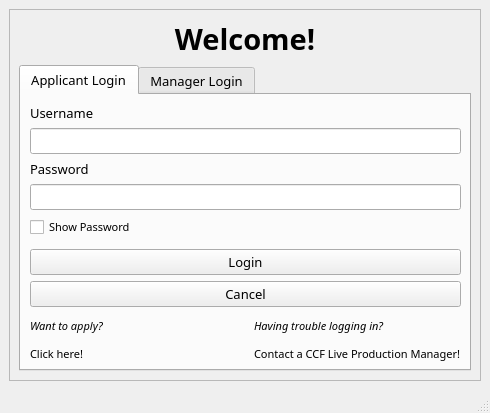
Above: ui/login.ui from nikeyys/comsci-ia before the change. Below: the same form after it.
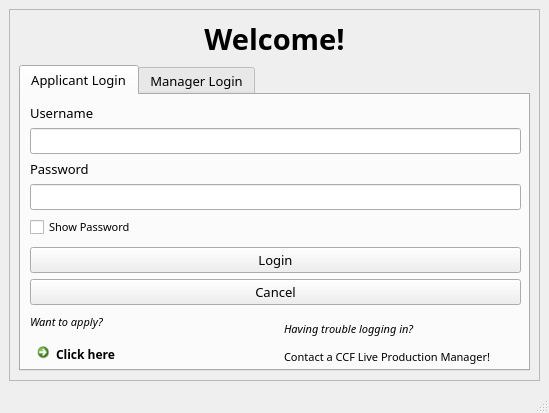
That is the form after the change.

Commit message: applicantLog (from pendingApplications); pendingApplications moved to managerDashboard; deleteApplicant function created (subject to testing); memberProfilesWindow set up (will open based on team members table click)

Diff of the .ui file:
```diff
--- a/ui/login.ui
+++ b/ui/login.ui
@@ -6,7 +6,7 @@
    <rect>
     <x>0</x>
     <y>0</y>
-    <width>490</width>
+    <width>549</width>
     <height>413</height>
    </rect>
   </property>
@@ -61,8 +61,8 @@
             <rect>
              <x>9</x>
              <y>9</y>
-             <width>431</width>
-             <height>258</height>
+             <width>491</width>
+             <height>269</height>
             </rect>
            </property>
            <layout class="QVBoxLayout" name="vLayout_applicantLogin">
@@ -151,16 +151,45 @@
             <item>
              <layout class="QHBoxLayout" name="hLayout_managerLoginTips">
               <item>
-               <widget class="QLabel" name="label_applicantCTA_4">
+               <layout class="QVBoxLayout" name="verticalLayout">
+                <item>
+                 <widget class="QLabel" name="label_applicantCTA">
                 <property name="font">
                  <font>
                   <pointsize>8</pointsize>
                  </font>
                 </property>
                 <property name="text">
-                 <string>&lt;html&gt;&lt;head/&gt;&lt;body&gt;&lt;p&gt;&lt;span style=&quot; font-style:italic;&quot;&gt;Want to apply?&lt;/span&gt;&lt;/p&gt;&lt;p&gt;Click here!&lt;/p&gt;&lt;/body&gt;&lt;/html&gt;</string>
-                </property>
-               </widget>
+                   <string>&lt;html&gt;&lt;head/&gt;&lt;body&gt;&lt;p&gt;&lt;span style=&quot; font-style:italic;&quot;&gt;Want to apply?&lt;/span&gt;&lt;/p&gt;&lt;/body&gt;&lt;/html&gt;</string>
+                  </property>
+                 </widget>
+                </item>
+                <item>
+                 <widget class="QCommandLinkButton" name="cmdLink_applicantCTA">
+                  <property name="sizePolicy">
+                   <sizepolicy hsizetype="Preferred" vsizetype="Preferred">
+                    <horstretch>0</horstretch>
+                    <verstretch>0</verstretch>
+                   </sizepolicy>
+                  </property>
+                  <property name="font">
+                   <font>
+                    <family>IBM Plex Sans</family>
+                    <pointsize>9</pointsize>
+                   </font>
+                  </property>
+                  <property name="text">
+                   <string>Click here</string>
+                  </property>
+                  <property name="iconSize">
+                   <size>
+                    <width>13</width>
+                    <height>13</height>
+                   </size>
+                  </property>
+                 </widget>
+                </item>
+               </layout>
               </item>
               <item>
                <spacer name="hSpacer_4">
```
Left out of the diff: 2 changed lines with no effect on the pictures. Lines whose indentation alone changed are shown as unchanged. The commit also changes 7 other files.
